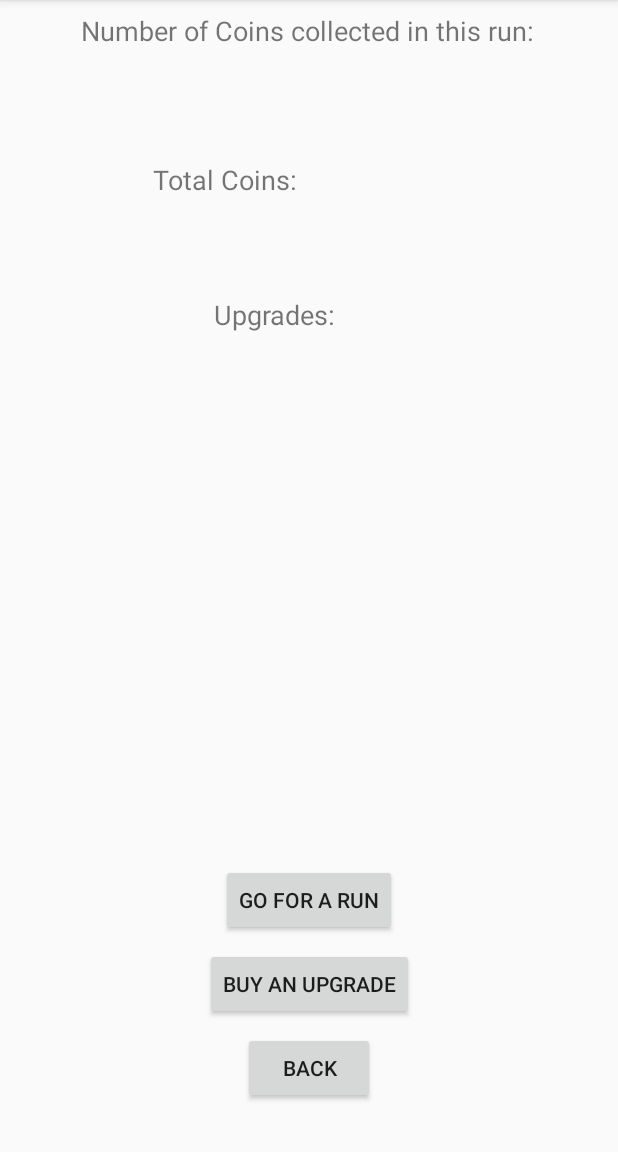
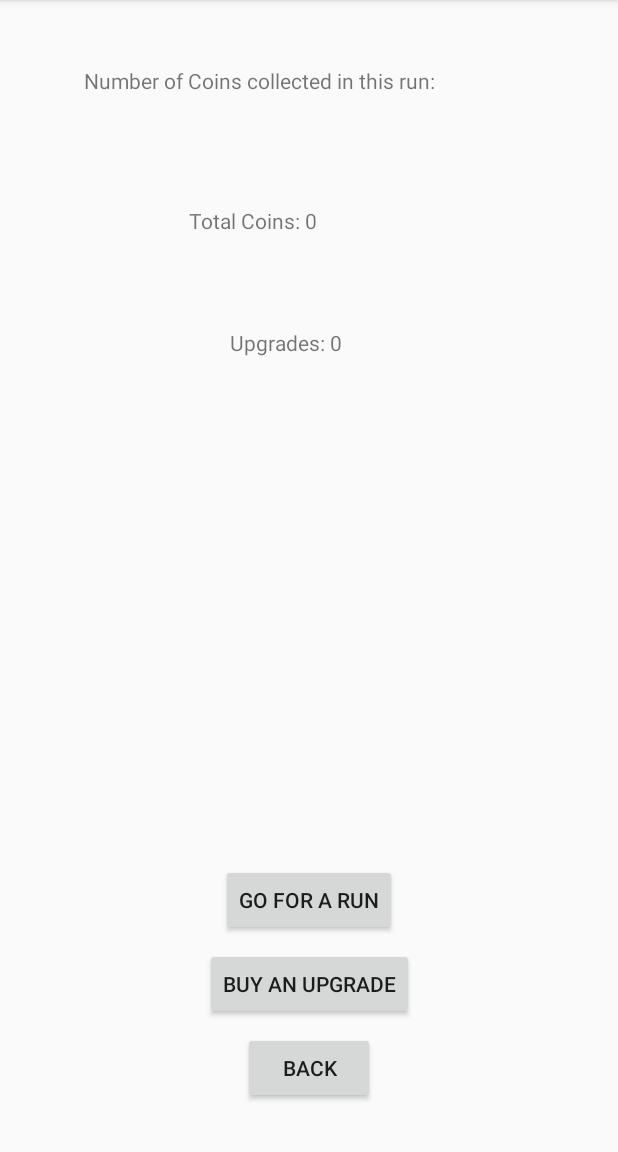
Before and after one commit to Nayzee/semester-project, an Android app: the ResultsActivity screen opened directly, with no data from a screen before it, on a phone screen of 412 x 824 dp, the part 84-1236 px from its top. Run offline under Robolectric (Android 15) with nearby library versions, the phone set to English and light mode, and no system bars.

Commit message:
Final Edit V0.3

```diff
--- a/app/src/main/java/com/example/donovan/epicrunningsim/ResultsActivity.java
+++ b/app/src/main/java/com/example/donovan/epicrunningsim/ResultsActivity.java
@@ -28,7 +28,8 @@ public class ResultsActivity extends AppCompatActivity {
     private TextView upgrades;
     private int numOfCoins;
     private int numOfUpgrades;
-    int coinsPerRun = 100;
+    int coinsPerRun;
+    double upgradeMultiplier = 1;
 
 
 
@@ -44,6 +45,7 @@ public class ResultsActivity extends AppCompatActivity {
         totalCoins = (TextView) findViewById(R.id.txtTotalCoins);
         coinsCollected = (TextView) findViewById(R.id.txtCoinsCollected);
         upgrades = (TextView) findViewById(R.id.txtNumberOfUpgrades);
+        coinsPerRun = 50;
 
 
 
@@ -55,17 +57,27 @@ public class ResultsActivity extends AppCompatActivity {
         final SharedPreferences.Editor editorCoins = sharedPrefCoins.edit();
         final SharedPreferences.Editor editorUpgrades = sharedPrefUpgrades.edit();
 
+        //get the number of coins and upgrades the user currently has
+        numOfCoins = sharedPrefCoins.getInt("numberOfCoins", 0);
+        numOfUpgrades = sharedPrefUpgrades.getInt("numberOfUpgrades", 0);
+
+        upgradeMultiplier = (numOfUpgrades * 0.1) + 1;
+        coinsPerRun = (int) Math.round(coinsPerRun * upgradeMultiplier);
+
+        //update the display for the coins
+        totalCoins.setText(getString(R.string.total_coins) + " " + sharedPrefCoins.getInt("numberOfCoins", 0));
+        upgrades.setText(getString(R.string.upgrades) + " " + sharedPrefUpgrades.getInt("numberOfUpgrades", 0));
+
 
 
         runButton.setOnClickListener(new View.OnClickListener() {
             @Override
             public void onClick(View view) {
+
+
+
                 //display the number of coins collected in a run
                 coinsCollected.setText(getString(R.string.coins_collected) + " " + coinsPerRun);
-
-                //get the number of coins and upgrades the user currently has
-                numOfCoins = sharedPrefCoins.getInt("numberOfCoins", 0);
-                numOfUpgrades = sharedPrefUpgrades.getInt("numberOfUpgrades", 0);
 
                 //take the coins from this run and add it to the total coins
                 numOfCoins = numOfCoins + coinsPerRun;
@@ -89,6 +101,9 @@ public class ResultsActivity extends AppCompatActivity {
                     //subtract coins to purchase an upgrade
                     numOfCoins -= 100;
                     numOfUpgrades += 1;
+                    upgradeMultiplier = (numOfUpgrades * 0.1) + 1;
+                    coinsPerRun = (int) Math.round(50 * upgradeMultiplier);
+
 
                     //update the number of coins and the number of upgrades
                     editorUpgrades.putInt("numberOfUpgrades", numOfUpgrades);
--- a/app/src/main/res/layout/activity_results.xml
+++ b/app/src/main/res/layout/activity_results.xml
@@ -8,23 +8,23 @@
 
     <TextView
         android:id="@+id/txtCoinsCollected"
-        android:layout_width="305dp"
-        android:layout_height="31dp"
-        android:layout_marginTop="8dp"
+        android:layout_width="304dp"
+        android:layout_height="37dp"
+        android:layout_marginTop="44dp"
         android:text="@string/coins_collected"
-        android:textSize="18sp"
-        app:layout_constraintHorizontal_bias="0.504"
+        android:textSize="14sp"
+        app:layout_constraintHorizontal_bias="0.517"
         app:layout_constraintLeft_toLeftOf="parent"
         app:layout_constraintRight_toRightOf="parent"
         app:layout_constraintTop_toTopOf="parent" />
 
     <TextView
         android:id="@+id/txtTotalCoins"
-        android:layout_width="208dp"
-        android:layout_height="30dp"
-        android:layout_marginTop="68dp"
+        android:layout_width="160dp"
+        android:layout_height="29dp"
+        android:layout_marginTop="56dp"
         android:text="@string/total_coins"
-        android:textSize="18sp"
+        android:textSize="14sp"
         app:layout_constraintLeft_toLeftOf="parent"
         app:layout_constraintRight_toRightOf="parent"
         app:layout_constraintTop_toBottomOf="@+id/txtCoinsCollected" />
@@ -52,12 +52,11 @@
 
     <TextView
         android:id="@+id/txtNumberOfUpgrades"
-        android:layout_width="127dp"
-        android:layout_height="26dp"
-        android:layout_marginTop="60dp"
+        android:layout_width="106dp"
+        android:layout_height="20dp"
+        android:layout_marginTop="52dp"
         android:text="@string/upgrades"
-        android:textSize="18sp"
-        app:layout_constraintHorizontal_bias="0.502"
+        android:textSize="14sp"
         app:layout_constraintLeft_toLeftOf="parent"
         app:layout_constraintRight_toRightOf="parent"
         app:layout_constraintTop_toBottomOf="@+id/txtTotalCoins" />
```
